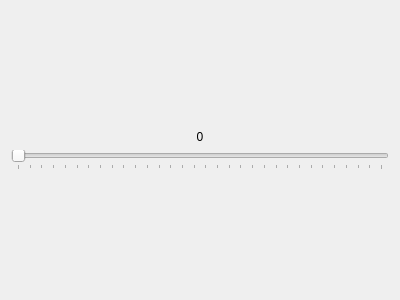
Qt form client_desktop/linearform.ui (ricardoquesada/unijoysticle) before a commit.
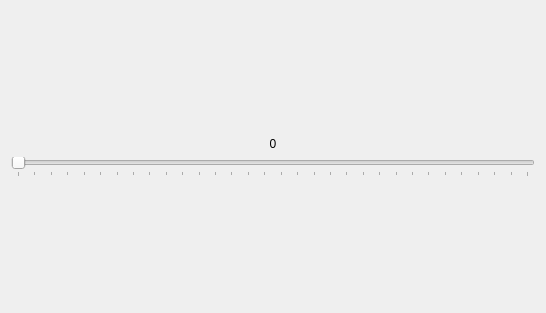
The same form after that commit.

What changed in the file:
```diff
--- a/client_desktop/linearform.ui
+++ b/client_desktop/linearform.ui
@@ -6,8 +6,8 @@
    <rect>
     <x>0</x>
     <y>0</y>
-    <width>400</width>
-    <height>300</height>
+    <width>546</width>
+    <height>313</height>
    </rect>
   </property>
   <property name="windowTitle">
@@ -22,7 +22,7 @@
      <property name="sizeHint" stdset="0">
       <size>
        <width>20</width>
-       <height>40</height>
+       <height>107</height>
       </size>
      </property>
     </spacer>
@@ -58,7 +58,7 @@
      <property name="sizeHint" stdset="0">
       <size>
        <width>20</width>
-       <height>40</height>
+       <height>106</height>
       </size>
      </property>
     </spacer>
```
